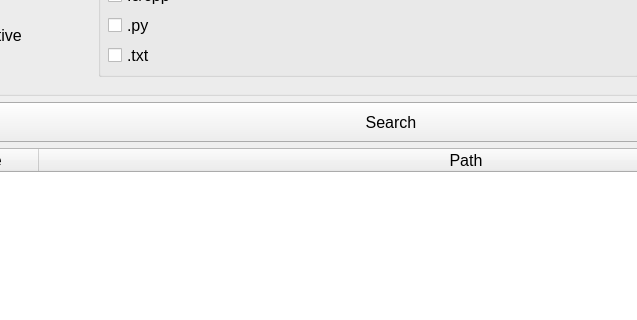
First picture: the form in fileSearchEngine/mainwindow.ui, repository osamamuhammad3623/fileSearchEngine, before the edit; both pictures show x 121 to 758 and y 205 to 525 of the 1024 by 736 pixel window.
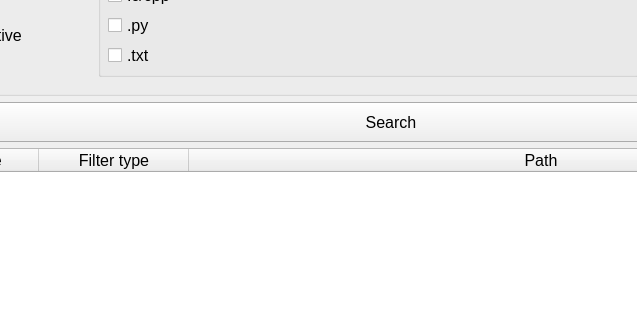
Second picture: the form after the edit.

Commit message: add filter type to table

Diff of the .ui file:
```diff
--- a/fileSearchEngine/mainwindow.ui
+++ b/fileSearchEngine/mainwindow.ui
@@ -93,6 +93,11 @@
         <string>Item name</string>
        </property>
       </column>
+      <column>
+       <property name="text">
+        <string>Filter type</string>
+       </property>
+      </column>
       <column>
        <property name="text">
         <string>Path</string>
```
The commit also changes 4 other files.
